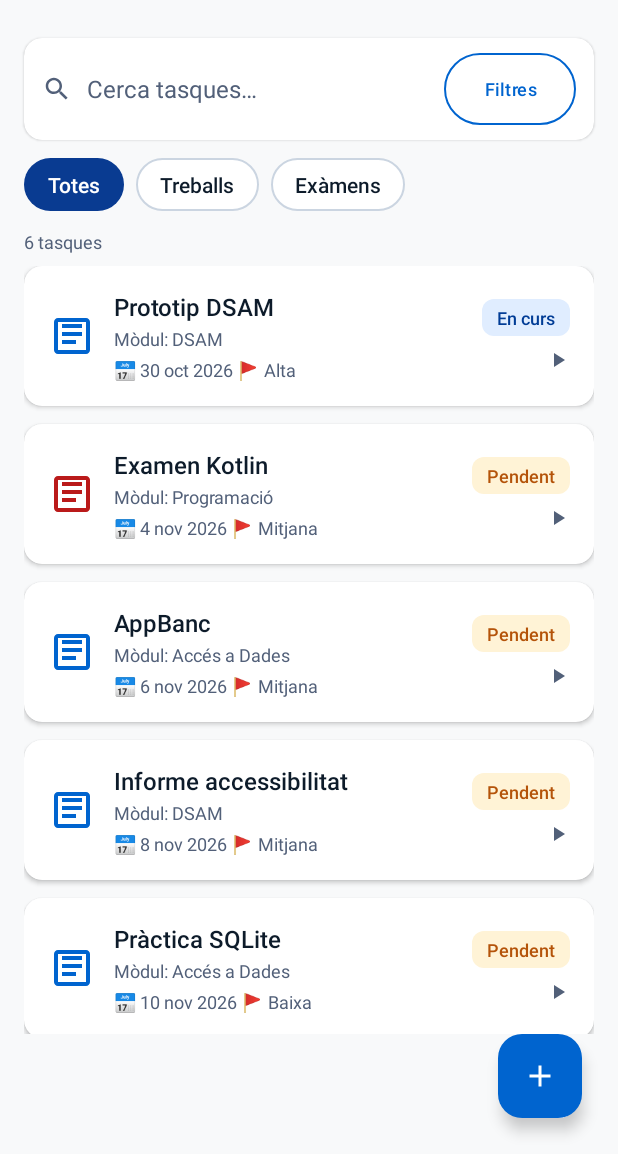
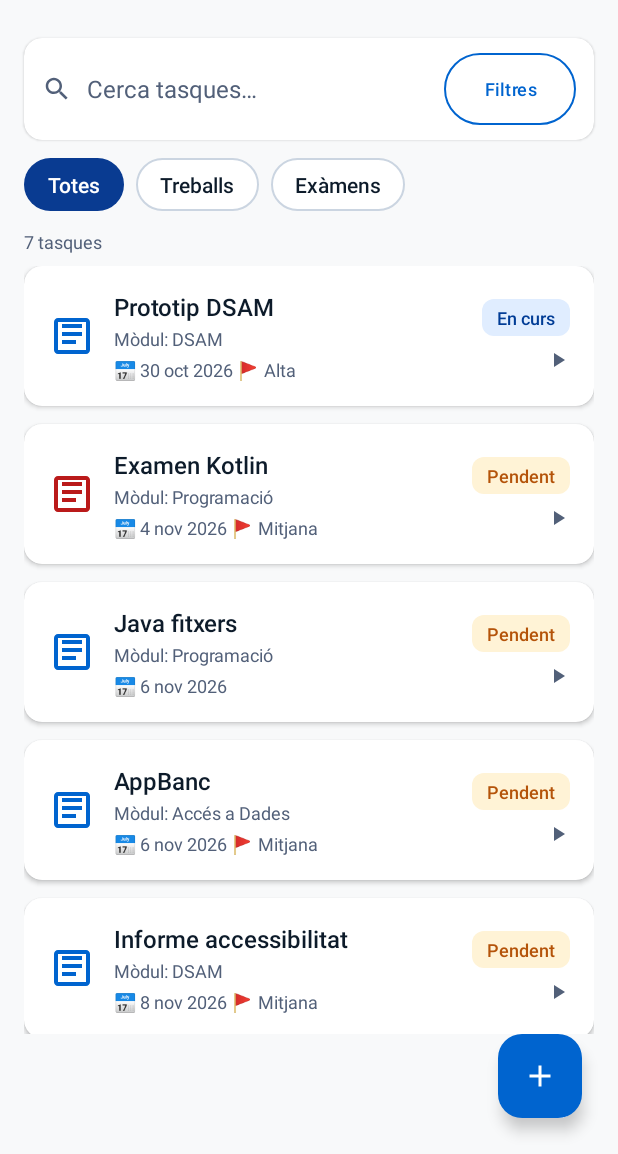
Before and after one commit to isha789/Stutager, an Android app: the AllTasksActivity screen opened directly, with no data from a screen before it, on a phone screen of 412 x 824 dp, the part 82-1236 px from its top. Run offline under Robolectric (Android 15) with nearby library versions, the phone set to English and light mode, and no system bars.

Commit message:
improve RecyclerView and task list handling

```diff
--- a/app/src/main/java/cat/ishawaheed/stutager/AllTasksActivity.kt
+++ b/app/src/main/java/cat/ishawaheed/stutager/AllTasksActivity.kt
@@ -15,7 +15,15 @@ import androidx.recyclerview.widget.LinearLayoutManager
 import androidx.recyclerview.widget.RecyclerView
 import com.google.android.material.floatingactionbutton.FloatingActionButton
 
+/** Mostra la llista general de tasques i els accessos als detalls, al formulari i als filtres. */
 class AllTasksActivity : AppCompatActivity() {
+    private lateinit var taskAdapter: TaskAdapter
+
+    /**
+     * Prepara el RecyclerView vertical i crea l'Adapter una sola vegada.
+     * El clic d'una fila passa el seu task_id als detalls amb un Intent.
+     * Afegir obre el formulari amb is_edit=false; Filtres obre la pantalla existent.
+     */
     override fun onCreate(savedInstanceState: Bundle?) {
         super.onCreate(savedInstanceState)
         enableEdgeToEdge()
@@ -35,6 +43,10 @@ class AllTasksActivity : AppCompatActivity() {
 
         val recyclerView = findViewById<RecyclerView>(R.id.recyclerViewAllTasks)
         recyclerView.layoutManager = LinearLayoutManager(this)
+        taskAdapter = TaskAdapter(emptyList()) { task ->
+            startActivity(Intent(this, TaskDetailActivity::class.java).putExtra(TaskRepository.EXTRA_TASK_ID, task.id))
+        }
+        recyclerView.adapter = taskAdapter
 
         findViewById<FloatingActionButton>(R.id.btnAddActivity).setOnClickListener {
             val intent = Intent(this, TaskEditActivity::class.java)
@@ -47,11 +59,24 @@ class AllTasksActivity : AppCompatActivity() {
         }
     }
 
+    /**
+     * Consulta el repositori quan es torna a la pantalla i actualitza el mateix Adapter.
+     * Així es reflecteixen les eliminacions. També actualitza el comptador i mostra
+     * un missatge en lloc de la llista quan no queden tasques.
+     */
     override fun onResume() {
         super.onResume()
         val tasks = TaskRepository(this).tasks()
-        findViewById<RecyclerView>(R.id.recyclerViewAllTasks).adapter = TaskAdapter(tasks) { task ->
-            startActivity(Intent(this, TaskDetailActivity::class.java).putExtra(TaskRepository.EXTRA_TASK_ID, task.id))
+        taskAdapter.updateTasks(tasks)
+
+        val recyclerView = findViewById<RecyclerView>(R.id.recyclerViewAllTasks)
+        val emptyMessage = findViewById<TextView>(R.id.tvEmptyTasks)
+        if (tasks.isEmpty()) {
+            recyclerView.visibility = View.GONE
+            emptyMessage.visibility = View.VISIBLE
+        } else {
+            recyclerView.visibility = View.VISIBLE
+            emptyMessage.visibility = View.GONE
         }
         findViewById<TextView>(R.id.tvTasksCount).text = resources.getQuantityString(R.plurals.task_count, tasks.size, tasks.size)
     }
--- a/app/src/main/java/cat/ishawaheed/stutager/TaskAdapter.kt
+++ b/app/src/main/java/cat/ishawaheed/stutager/TaskAdapter.kt
@@ -9,11 +9,16 @@ import androidx.recyclerview.widget.RecyclerView
 import androidx.core.view.ViewCompat
 import androidx.core.view.accessibility.AccessibilityNodeInfoCompat.AccessibilityActionCompat
 
+/**
+ * Connecta les tasques amb les files del RecyclerView.
+ * [onItemClick] avisa l'Activity de quina tasca s'ha premut.
+ */
 class TaskAdapter(
-    private val tasks: List<TaskItem>,
+    private var tasks: List<TaskItem>,
     private val onItemClick: (TaskItem) -> Unit
 ) : RecyclerView.Adapter<TaskAdapter.TaskViewHolder>() {
 
+    /** Guarda les referències als textos i a la icona d'una fila per reutilitzar-los. */
     class TaskViewHolder(itemView: View) : RecyclerView.ViewHolder(itemView) {
         val ivTaskType: ImageView = itemView.findViewById(R.id.ivTaskType)
         val tvTaskTitle: TextView = itemView.findViewById(R.id.tvTaskTitle)
@@ -22,11 +27,16 @@ class TaskAdapter(
         val tvTaskBadge: TextView = itemView.findViewById(R.id.tvTaskBadge)
     }
 
+    /** Crea una fila a partir d'item_task.xml i la guarda en un ViewHolder. */
     override fun onCreateViewHolder(parent: ViewGroup, viewType: Int): TaskViewHolder {
         val view = LayoutInflater.from(parent.context).inflate(R.layout.item_task, parent, false)
         return TaskViewHolder(view)
     }
 
+    /**
+     * Mostra les dades de la tasca situada a [position] i prepara el seu clic.
+     * El clic normal i l'acció del lector de pantalla obren la mateixa tasca.
+     */
     override fun onBindViewHolder(holder: TaskViewHolder, position: Int) {
         val task = tasks[position]
         holder.tvTaskTitle.text = task.title
@@ -73,5 +83,15 @@ class TaskAdapter(
         }
     }
 
+    /** Retorna el nombre de files que ha de mostrar el RecyclerView. */
     override fun getItemCount(): Int = tasks.size
+
+    /**
+     * Guarda una còpia de [newTasks] i avisa que cal tornar a mostrar les dades.
+     * Aquesta actualització completa és senzilla per a la petita llista de prova.
+     */
+    fun updateTasks(newTasks: List<TaskItem>) {
+        tasks = newTasks.toList()
+        notifyDataSetChanged()
+    }
 }
--- a/app/src/main/java/cat/ishawaheed/stutager/TaskItem.kt
+++ b/app/src/main/java/cat/ishawaheed/stutager/TaskItem.kt
@@ -1,5 +1,10 @@
 package cat.ishawaheed.stutager
 
+/**
+ * Dades d'una tasca que utilitzen les llistes i la pantalla de detall.
+ * [id] identifica la tasca encara que canviï de posició a la llista.
+ * [priorityIndex] indica la prioritat: 0 baixa, 1 mitjana i 2 alta.
+ */
 data class TaskItem(
     val title: String,
     val module: String,
@@ -13,6 +18,7 @@ data class TaskItem(
     val priorityIndex: Int = 1
 )
 
+/** Colors disponibles per a la insígnia de l'estat d'una tasca. */
 enum class BadgeType {
     BLUE, YELLOW, GREEN, RED
 }
--- a/app/src/main/java/cat/ishawaheed/stutager/TaskRepository.kt
+++ b/app/src/main/java/cat/ishawaheed/stutager/TaskRepository.kt
@@ -3,25 +3,37 @@ package cat.ishawaheed.stutager
 import android.content.Context
 import androidx.core.content.edit
 
-/** Shared visibility state for the sample activities, retained across app restarts. */
+/**
+ * Comparteix les tasques de prova entre les pantalles.
+ * Desa els identificadors eliminats a SharedPreferences per conservar les
+ * eliminacions quan es torna a obrir l'aplicació.
+ */
 class TaskRepository(context: Context) {
     private val context = context.applicationContext
     private val preferences = this.context.getSharedPreferences("task_state", Context.MODE_PRIVATE)
 
+    /**
+     * Retorna una nova llista sense les tasques eliminades.
+     * Amb [summary] es mostren les tasques del resum. La llista general manté
+     * el comportament existent.
+     */
     fun tasks(summary: Boolean = false): List<TaskItem> {
         val deleted = preferences.getStringSet("deleted_ids", emptySet()).orEmpty()
         return sampleTasks().filter {
-            it.id !in deleted && (if (summary) it.id in SUMMARY_IDS else it.id != "java")
+            it.id !in deleted
         }
     }
 
+    /** Busca [id] entre les tasques visibles de les dues llistes; retorna null si no hi és. */
     fun find(id: String): TaskItem? = (tasks() + tasks(summary = true)).find { it.id == id }
 
+    /** Desa [id] com a eliminat perquè les pantalles deixin de mostrar aquesta tasca. */
     fun delete(id: String) {
         val deleted = preferences.getStringSet("deleted_ids", emptySet()).orEmpty() + id
         preferences.edit { putStringSet("deleted_ids", deleted) }
     }
 
+    /** Crea les tasques de prova amb identificadors fixos i textos dels recursos. */
     private fun sampleTasks(): List<TaskItem> = with(context) {
         listOf(
             TaskItem(getString(R.string.task_title_prototip), getString(R.string.module_dsam),
--- a/app/src/main/res/layout/activity_all_tasks.xml
+++ b/app/src/main/res/layout/activity_all_tasks.xml
@@ -143,6 +143,17 @@
             android:textColor="?attr/colorOnSurfaceVariant"
             android:textSize="12sp" />
 
+        <TextView
+            android:id="@+id/tvEmptyTasks"
+            android:layout_width="match_parent"
+            android:layout_height="wrap_content"
+            android:gravity="center"
+            android:padding="16dp"
+            android:text="@string/list_empty_tasks"
+            android:textColor="?attr/colorOnSurfaceVariant"
+            android:textSize="16sp"
+            android:visibility="gone" />
+
         <androidx.recyclerview.widget.RecyclerView
             android:id="@+id/recyclerViewAllTasks"
             android:layout_width="match_parent"
--- /dev/null
+++ b/app/src/main/res/values/strings_tasks.xml
@@ -0,0 +1,3 @@
+<resources>
+    <string name="list_empty_tasks">No hi ha tasques.</string>
+</resources>
```
